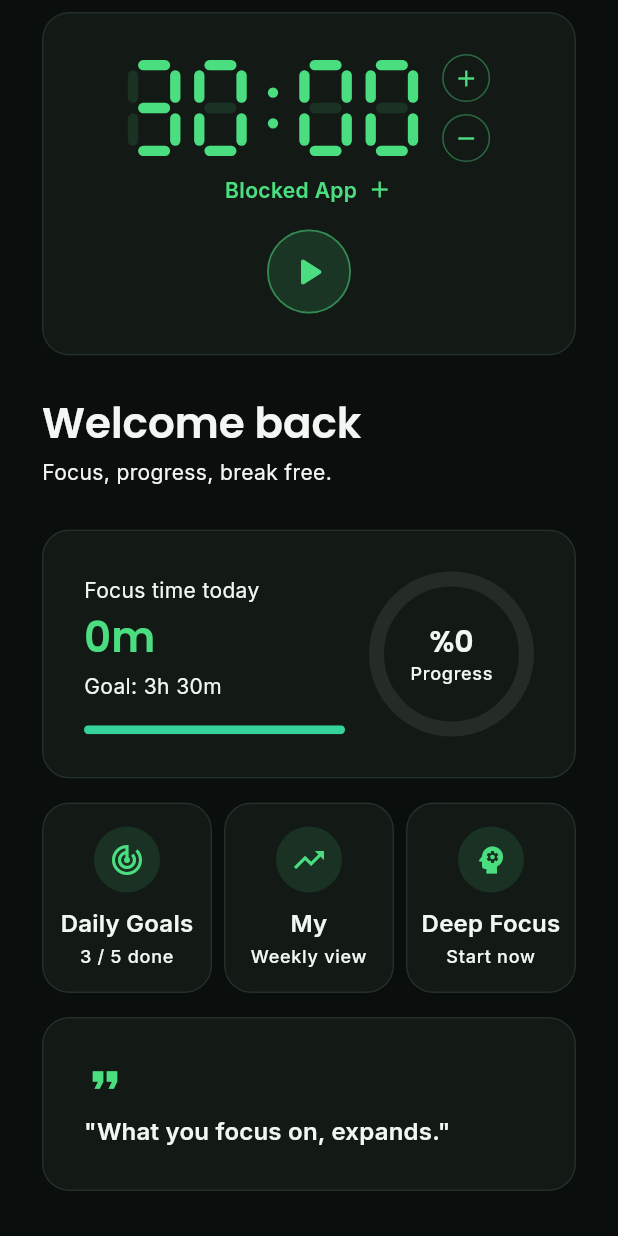
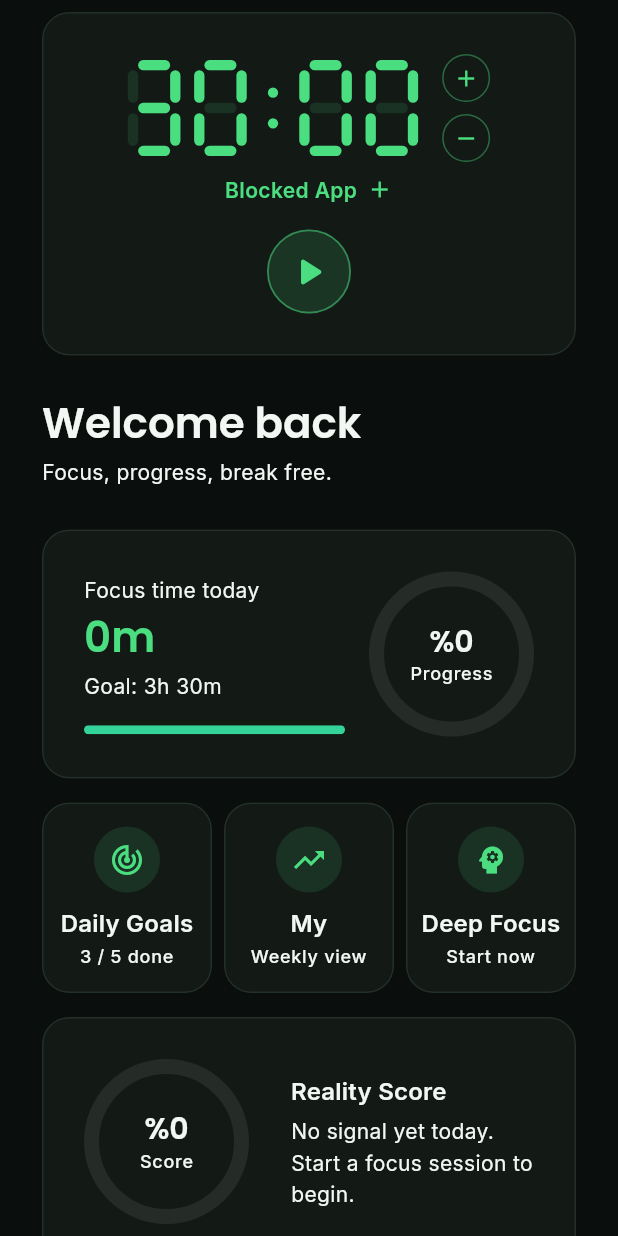
Before and after one commit to dicleozgendev/movere-ai, a Flutter app: the _DashboardTab widget shown alone on an empty page, opened directly with empty values, on a phone screen of 412 x 824 dp. Run offline on Flutter 3.47's test engine with Material 3 defaults, Android fonts, the phone set to English and light mode, and no system bars; our stand-ins replace file_picker, firebase_auth, firebase_core, flutter_riverpod, google_fonts, just_audio and 2 more; accounts and stored records are empty.

Commit message:
add real-time Reality Score calculation to Dashboard

```diff
--- a/lib/features/dashboard/presentation/dashboard_screen.dart
+++ b/lib/features/dashboard/presentation/dashboard_screen.dart
@@ -10,6 +10,7 @@ import '../../focus/application/focus_providers.dart';
 import '../../academy/presentation/academy_screen.dart';
 import '../../focus/presentation/focus_screen.dart';
 import '../../progress/presentation/progress_screen.dart';
+import '../../reality_score/application/reality_score_provider.dart';
 import '../../settings/presentation/settings_screen.dart';
 
 /// Main screen after login: a floating 3-item nav (Home / AI / Academy),
@@ -480,6 +481,34 @@ class _DashboardTab extends ConsumerWidget {
         ),
         const SizedBox(height: AppConstants.spacingMd),
 
+        // --- Reality Score: a real, computed number (Sprint 5) ---
+        Builder(builder: (context) {
+          final score = ref.watch(realityScoreProvider);
+          return MovereCard(
+            padding: const EdgeInsets.all(AppConstants.spacingLg),
+            child: Row(
+              children: [
+                MovereProgressRing(
+                  progress: score.value / 100,
+                  label: 'Score',
+                ),
+                const SizedBox(width: AppConstants.spacingLg),
+                Expanded(
+                  child: Column(
+                    crossAxisAlignment: CrossAxisAlignment.start,
+                    children: [
+                      Text('Reality Score', style: textTheme.titleMedium),
+                      const SizedBox(height: 4),
+                      Text(score.message, style: textTheme.bodyMedium),
+                    ],
+                  ),
+                ),
+              ],
+            ),
+          );
+        },),
+        const SizedBox(height: AppConstants.spacingMd),
+
         // --- Quote card ---
         MovereCard(
           padding: const EdgeInsets.all(AppConstants.spacingLg),
```
Also changed, not shown: lib/features/reality_score/application/reality_score_provider.dart (added, +80 -0 lines).
